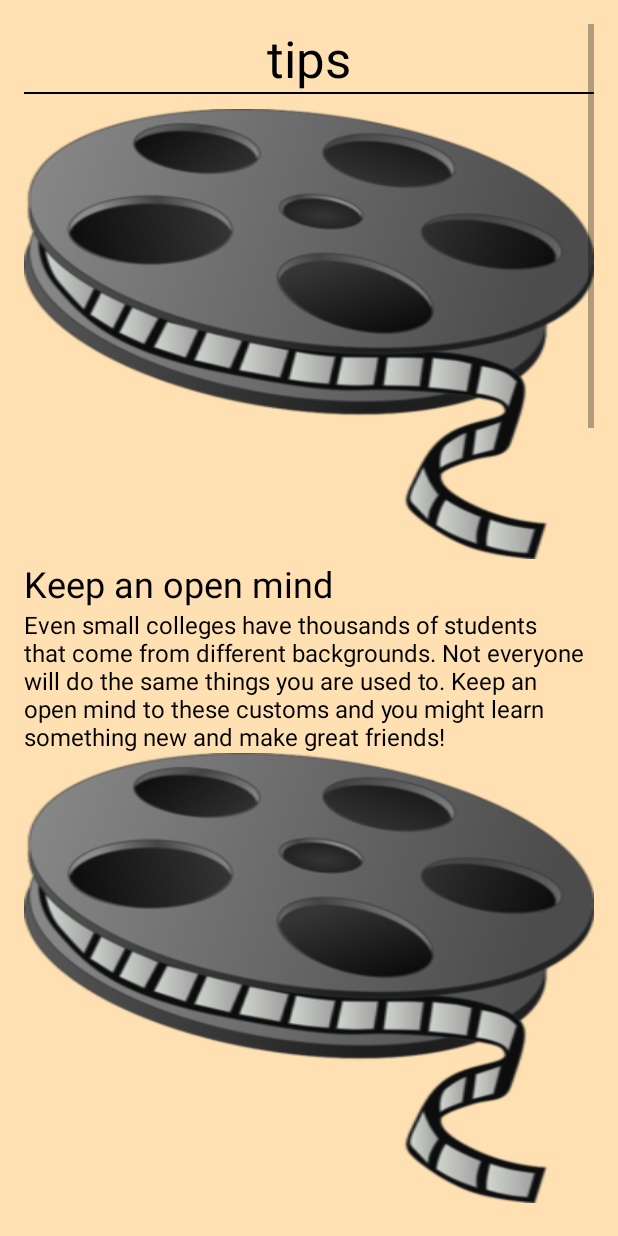
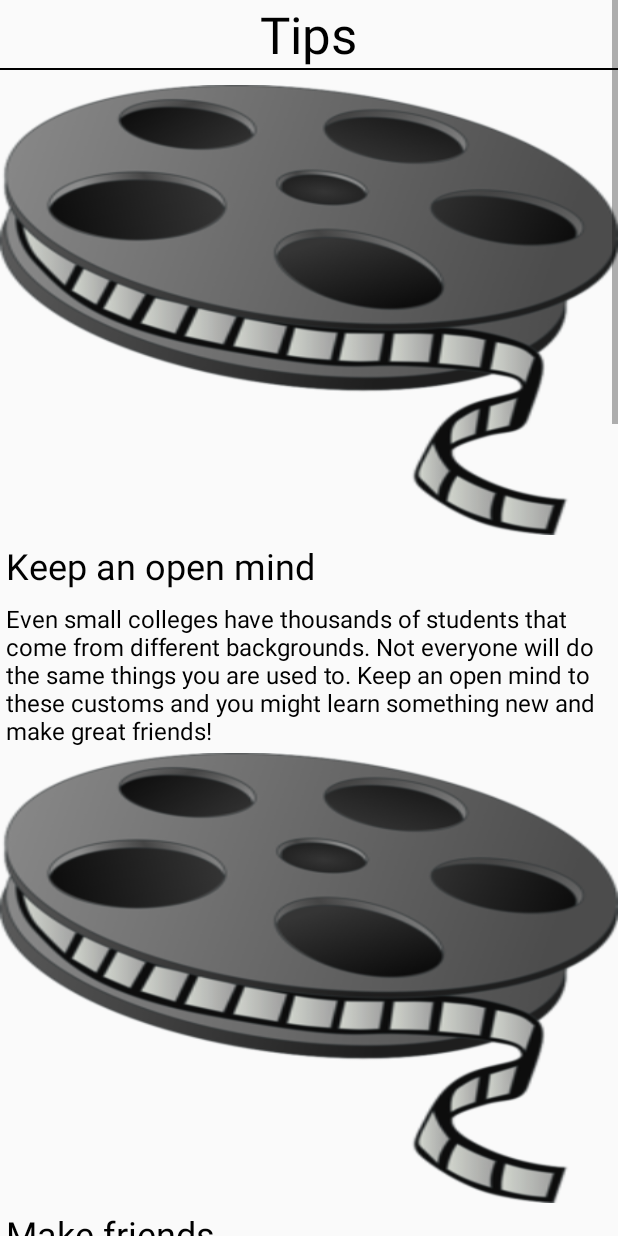
Before and after one commit to tal32123/CollegeTips, an Android app: the layout activity_main.xml on its own in the app's theme, with its tools: preview values and no code run, on a phone screen of 412 x 824 dp. Run offline under Robolectric (Android 15) with nearby library versions, the phone set to English and light mode, and no system bars.

Commit message:
Change style

```diff
--- a/app/src/main/res/layout/activity_main.xml
+++ b/app/src/main/res/layout/activity_main.xml
@@ -4,12 +4,10 @@
     android:layout_width="match_parent"
     android:orientation="vertical"
     android:layout_height="match_parent"
-    android:paddingBottom="@dimen/activity_vertical_margin"
-    android:paddingLeft="@dimen/activity_horizontal_margin"
-    android:paddingRight="@dimen/activity_horizontal_margin"
-    android:paddingTop="@dimen/activity_vertical_margin"
+
     tools:context="com.example.android.collegetips.MainActivity"
-    android:background="#FFE0B2">
+>
+    <!--android:background="#FFE0B2">-->
     <LinearLayout
         android:layout_width="match_parent"
         android:layout_height="wrap_content"
@@ -90,7 +88,7 @@
             style="@style/TextBody"
             android:text="@string/fifth_tip"/>
         <Button
-            style="@style/TextText"
+            style="@style/ButtonText"
             android:id="@+id/moreInfo"
             android:text="@string/more_tips"
             android:layout_marginTop="24dp"
@@ -100,12 +98,15 @@
 
         <EditText
             style="@style/InputTip"
-            android:inputType="textMultiLine"
+            android:inputType="text"
             android:hint="@string/enter_tip"
             android:id="@+id/submittedTip"/>
         <Button
-            style="@style/TextText"
+            style="@style/ButtonText"
             android:text="@string/submit_tip"
-            android:onClick="submitTip"/>
+            android:onClick="submitTip"
+            android:layout_gravity="right"
+            />
+
     </LinearLayout>
 </ScrollView>
--- a/app/src/main/res/values/colors.xml
+++ b/app/src/main/res/values/colors.xml
@@ -1,6 +1,6 @@
 <?xml version="1.0" encoding="utf-8"?>
 <resources>
-    <color name="colorPrimary">#3F51B5</color>
-    <color name="colorPrimaryDark">#303F9F</color>
-    <color name="colorAccent">#FF4081</color>
+    <color name="colorPrimary">#FFC107</color>
+    <color name="colorPrimaryDark">#FFA000</color>
+    <color name="colorAccent">#FF6E40</color>
 </resources>
--- a/app/src/main/res/values/strings.xml
+++ b/app/src/main/res/values/strings.xml
@@ -12,8 +12,8 @@
     <string name="fourth_tip">Organizations can help students grow both academically and socially. In addition, an organization can help students combat homesickness.</string>
     <string name="fifth_tip_head">Take advantage of every opportunity</string>
     <string name="fifth_tip">From internships to study abroad, colleges have many opportunities that you can and should take advantage of. Ask your academic advisors, organization leaders, professors, and friends for more information on opportunities that you can take advantage of.</string>
-    <string name="tips">tips</string>
+    <string name="tips">Tips</string>
     <string name="submit_tip">Submit tip</string>
-    <string name="more_tips">For more tips click here.</string>
+    <string name="more_tips">For more tips click here</string>
     <string name="enter_tip">Enter tip here</string>
 </resources>
--- a/app/src/main/res/values/styles.xml
+++ b/app/src/main/res/values/styles.xml
@@ -12,12 +12,14 @@
         <item name="android:textSize">24sp</item>
         <item name="android:layout_height">wrap_content</item>
         <item name="android:layout_width">wrap_content</item>
+        <item name="android:layout_margin">4dp</item>
     </style>
     <style name="TextBody">
         <item name="android:textColor">@android:color/black</item>
         <item name="android:textSize">16sp</item>
         <item name="android:layout_height">wrap_content</item>
         <item name="android:layout_width">wrap_content</item>
+        <item name="android:layout_margin">4dp</item>
     </style>
 
     <style name="TextHead">
@@ -31,5 +33,14 @@
         <item name="android:textSize">16sp</item>
         <item name="android:layout_height">wrap_content</item>
         <item name="android:layout_width">match_parent</item>
+        <item name="android:layout_margin">4dp</item>
+    </style>
+    <style name="ButtonText">
+        <item name="android:background">@color/colorPrimary</item>
+        <item name="android:textColor">@android:color/white</item>
+        <item name="android:textSize">24sp</item>
+        <item name="android:layout_height">wrap_content</item>
+        <item name="android:layout_width">wrap_content</item>
+        <item name="android:padding">2dp</item>
     </style>
 </resources>
```
